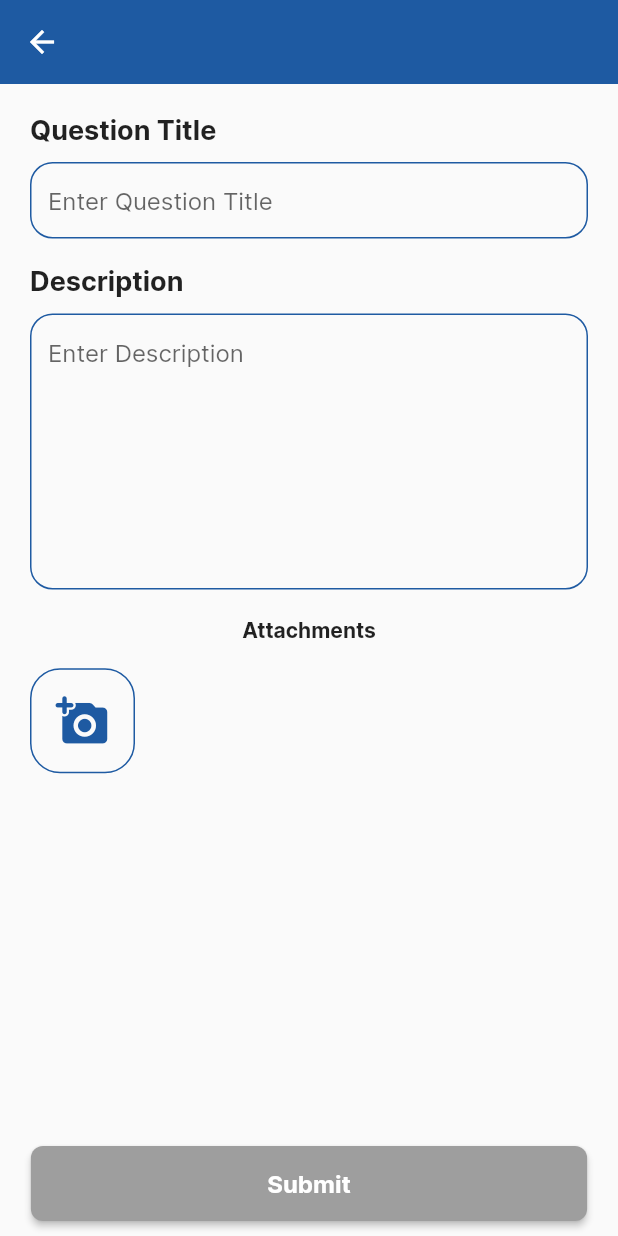
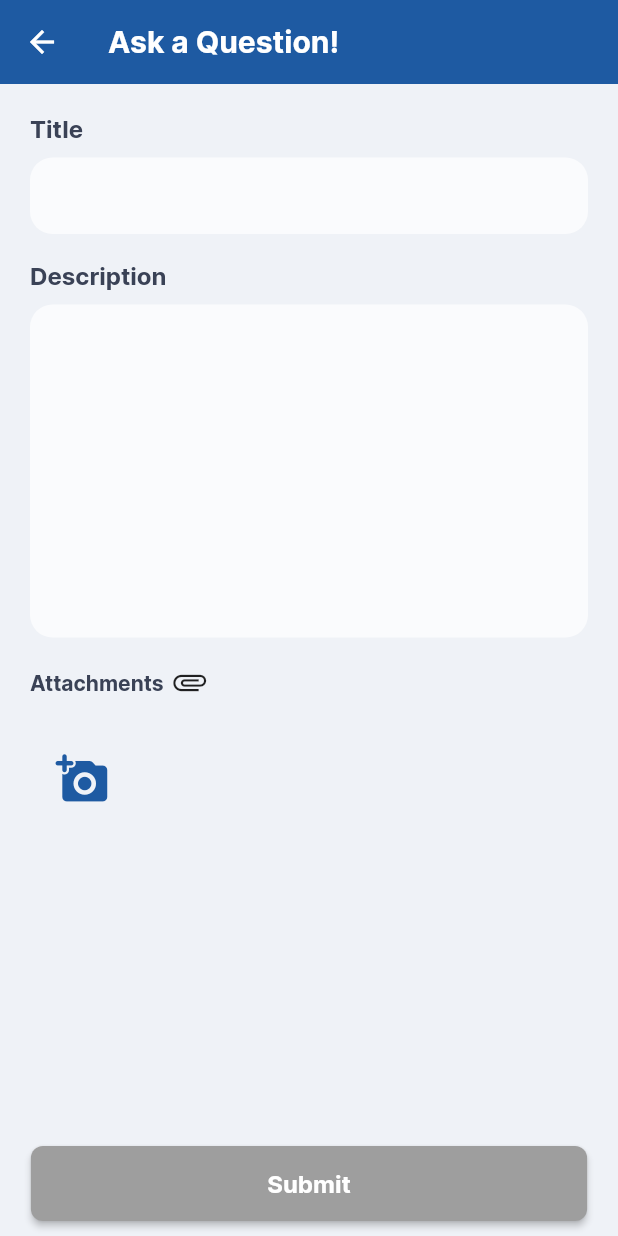
Before and after one commit to clarencekwl/scse-knowledge-hub, a Flutter app: the CreateQuestionPage screen opened directly, on a phone screen of 412 x 824 dp. Run offline on Flutter 3.47's test engine with Material 2 defaults, Android fonts, the phone set to English and light mode, and no system bars; our stand-ins replace cached_network_image, cloud_firestore, firebase_core, flutter_spinkit, image_picker, photo_view; missing offline and left inert: cached_memory_image, image_painter; accounts and stored records are empty.

Commit message:
:art: [Question] create question page

```diff
--- a/scse_knowledge_hub_app/lib/api/question_api.dart
+++ b/scse_knowledge_hub_app/lib/api/question_api.dart
@@ -29,6 +29,7 @@ Future<void> createQuestion(
     "userId": userID,
   };
 
+  // ignore: unused_local_variable
   DocumentReference<Map<String, dynamic>> snapshot =
       await db.collection("questions").add(data);
 }
--- a/scse_knowledge_hub_app/lib/main.dart
+++ b/scse_knowledge_hub_app/lib/main.dart
@@ -4,9 +4,7 @@ import 'package:firebase_core/firebase_core.dart';
 import 'package:flutter/material.dart';
 import 'package:flutter/services.dart';
 import 'package:provider/provider.dart';
-import 'package:scse_knowledge_hub_app/models/Question.dart';
 import 'package:scse_knowledge_hub_app/pages/home_page.dart';
-import 'package:scse_knowledge_hub_app/pages/splash_screen_page.dart';
 import 'package:scse_knowledge_hub_app/pages/unknown_page.dart';
 import 'package:scse_knowledge_hub_app/providers/question_provider.dart';
 import 'package:scse_knowledge_hub_app/utils/router.dart';
--- a/scse_knowledge_hub_app/lib/models/Question.dart
+++ b/scse_knowledge_hub_app/lib/models/Question.dart
@@ -1,5 +1,3 @@
-import 'package:cloud_firestore/cloud_firestore.dart';
-
 class Question {
   String id;
   String title;
--- a/scse_knowledge_hub_app/lib/pages/create_question_page.dart
+++ b/scse_knowledge_hub_app/lib/pages/create_question_page.dart
@@ -40,7 +40,12 @@ class _CreateQuestionPageState extends State<CreateQuestionPage> {
   Widget build(BuildContext context) {
     _questionProvider = Provider.of(context);
     return Scaffold(
+        backgroundColor: Styles.primaryBackgroundColor,
         appBar: AppBar(
+          title: Text(
+            "Ask a Question!",
+            style: TextStyle(fontWeight: FontWeight.bold),
+          ),
           elevation: 0,
           iconTheme: IconThemeData(color: Colors.white),
           backgroundColor: Styles.primaryBlueColor,
@@ -72,6 +77,7 @@ class _CreateQuestionPageState extends State<CreateQuestionPage> {
                         // );
                       }
                     }),
+                    icon: _isFormValid ? Icons.check : null,
                     color:
                         _isFormValid ? Styles.primaryBlueColor : Colors.grey),
               )
@@ -136,15 +142,19 @@ class _CreateQuestionPageState extends State<CreateQuestionPage> {
       children: [
         Text(
           title,
-          style: TextStyle(fontWeight: FontWeight.bold, fontSize: 18),
+          style: TextStyle(
+              fontWeight: FontWeight.bold,
+              fontSize: 16,
+              color: Styles.primaryGreyColor),
         ),
         SizedBox(
           height: 10,
         ),
         TextFormField(
+          style: TextStyle(),
           autovalidateMode: AutovalidateMode.onUserInteraction,
           maxLines: isDescriptionField ? null : 1,
-          minLines: isDescriptionField ? 8 : 1,
+          minLines: isDescriptionField ? 10 : 1,
           validator: (value) {
             if (value!.isEmpty) {
               return "Please enter text";
@@ -183,13 +193,21 @@ class _CreateQuestionPageState extends State<CreateQuestionPage> {
             padding: const EdgeInsets.all(20),
             physics: const AlwaysScrollableScrollPhysics(),
             child: Column(
+              crossAxisAlignment: CrossAxisAlignment.start,
               children: [
                 // TASK TITLE
-                userInputField("Question Title", isDescriptionField: false),
+                userInputField("Title", isDescriptionField: false),
                 userInputField("Description", isDescriptionField: true),
-                Text(
-                  "Attachments",
-                  style: TextStyle(fontWeight: FontWeight.bold, fontSize: 14),
+                Row(
+                  children: [
+                    Text("Attachments",
+                        style: TextStyle(
+                            fontWeight: FontWeight.bold,
+                            fontSize: 14,
+                            color: Styles.primaryGreyColor)),
+                    SizedBox(width: 5),
+                    Icon(Icons.attachment_outlined)
+                  ],
                 ),
                 SizedBox(
                   height: 10,
@@ -219,18 +237,20 @@ class _CreateQuestionPageState extends State<CreateQuestionPage> {
                                         builder: ((context) => SafeArea(
                                               child: Container(
                                                   height: 150,
-                                                padding: const EdgeInsets.only(
+                                                  padding:
+                                                      const EdgeInsets.only(
                                                           top: 10),
                                                   child: Column(
                                                     children: [
-                                                    attachmentSelection(context,
+                                                      attachmentSelection(
+                                                          context,
                                                           fromCamera: false),
                                                       const Divider(),
-                                                    attachmentSelection(context,
-                                                        fromCamera: true),
+                                                      attachmentSelection(
+                                                          context,
+                                                          fromCamera: true)
                                                     ],
-                                                ),
-                                              ),
+                                                  )),
                                             )));
                                   },
                                 );
@@ -260,6 +280,10 @@ class _CreateQuestionPageState extends State<CreateQuestionPage> {
                                                         TextAlign.center),
                                               ]),
                                           onConfirm: () {
+                                            _questionProvider.listOfAttachments
+                                                .clear();
+                                            _questionProvider.clearImageCache();
+                                            Navigator.of(context).pop();
                                             setState(() {});
                                           },
                                           onCancel: () {
--- a/scse_knowledge_hub_app/lib/pages/splash_screen_page.dart
+++ b/scse_knowledge_hub_app/lib/pages/splash_screen_page.dart
@@ -1,10 +1,8 @@
 import 'dart:async';
-import 'dart:developer';
 
 import 'package:flutter/material.dart';
 import 'package:flutter/services.dart';
 import 'package:scse_knowledge_hub_app/pages/home_page.dart';
-import 'package:scse_knowledge_hub_app/utils/styles.dart';
 
 class SplashScreenPage extends StatefulWidget {
   static const String routeName = '/splash';
--- a/scse_knowledge_hub_app/lib/utils/styles.dart
+++ b/scse_knowledge_hub_app/lib/utils/styles.dart
@@ -36,38 +36,26 @@ class Styles {
     fontSize: 18,
   );
 
-  static InputDecoration inputTextFieldStyle(String hintText,
-      {bool enabled = true}) {
+  static InputDecoration inputTextFieldStyle(String hintText) {
     return InputDecoration(
+      filled: true,
+      fillColor: Colors.white.withOpacity(0.7),
       errorStyle: const TextStyle(height: 0, fontSize: 12),
-      hintText: hintText,
-      enabled: enabled,
+      // hintText: hintText,
+      // hintStyle: TextStyle(fontSize: 14),
       isDense: true,
       // contentPadding: EdgeInsets.symmetric(vertical: 1),
       enabledBorder: OutlineInputBorder(
-          borderRadius: BorderRadius.circular(15),
-          borderSide: BorderSide(
-            width: 1,
-            color: Styles.primaryBlueColor,
-          )),
-      errorBorder: true == enabled
-          ? OutlineInputBorder(
-              borderSide: BorderSide(width: 1, color: Colors.red.shade400),
-              borderRadius: BorderRadius.circular(10),
-            )
-          : OutlineInputBorder(
-              borderSide: const BorderSide(color: Colors.grey, width: 1.2),
-              borderRadius: BorderRadius.circular(15),
-            ),
-      focusedErrorBorder: true == enabled
-          ? OutlineInputBorder(
-              borderSide: BorderSide(width: 1, color: Colors.red.shade400),
-              borderRadius: BorderRadius.circular(15),
-            )
-          : OutlineInputBorder(
-              borderSide: const BorderSide(color: Colors.grey, width: 1.2),
-              borderRadius: BorderRadius.circular(15),
-            ),
+          borderRadius: BorderRadius.circular(15), borderSide: BorderSide.none),
+      errorBorder: OutlineInputBorder(
+        borderSide: BorderSide(width: 1, color: Colors.red.shade400),
+        borderRadius: BorderRadius.circular(10),
+      ),
+      focusedErrorBorder: OutlineInputBorder(
+        borderSide: BorderSide(width: 1, color: Colors.red.shade400),
+        borderRadius: BorderRadius.circular(15),
+      ),
+
       focusedBorder: OutlineInputBorder(
         borderSide: BorderSide(width: 1, color: Styles.primaryBlueColor),
         borderRadius: BorderRadius.circular(15),
--- a/scse_knowledge_hub_app/lib/widget/image_painter_page.dart
+++ b/scse_knowledge_hub_app/lib/widget/image_painter_page.dart
@@ -1,5 +1,4 @@
 import 'dart:async';
-import 'dart:convert';
 import 'dart:developer';
 import 'dart:io';
 import 'dart:ui' as ui;
--- a/scse_knowledge_hub_app/lib/widget/image_preview_box_widget.dart
+++ b/scse_knowledge_hub_app/lib/widget/image_preview_box_widget.dart
@@ -41,8 +41,6 @@ class ImagePreviewBoxWidget extends StatelessWidget {
                       width: 70,
                       decoration: BoxDecoration(
                         borderRadius: BorderRadius.circular(20),
-                        border: Border.all(
-                            color: borderColor ?? Styles.primaryBlueColor),
                       ),
                       child: ClipRRect(
                         borderRadius: BorderRadius.circular(18),
```
Also changed, not shown: scse_knowledge_hub_app/lib/pages/home_page.dart (+12 -0 lines), scse_knowledge_hub_app/lib/pages/question_details_page.dart (+1 -7 lines), scse_knowledge_hub_app/lib/widget/nav_bar_widget.dart (+10 -4 lines), scse_knowledge_hub_app/pubspec.lock, 1 other file. Lines whose indentation alone changed are shown as unchanged.
